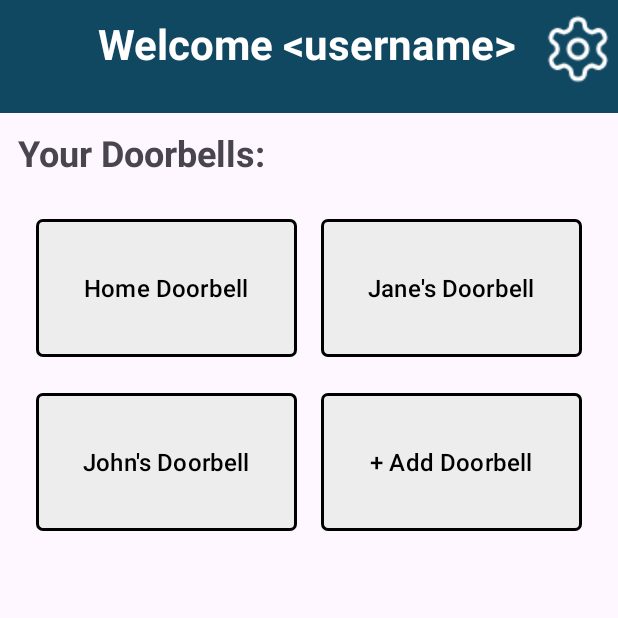
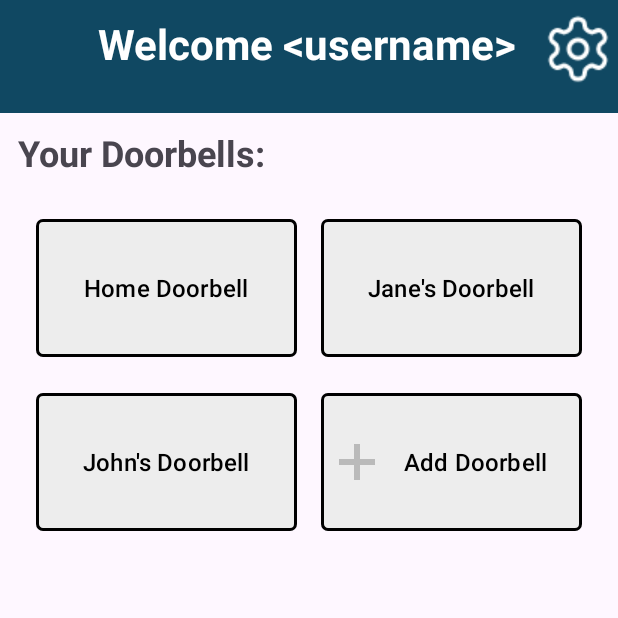
Before and after one commit to KasturiaL/Knockly-Smart-Doorbell, an Android app: the HomePageButtonsFragment screen opened directly, with no data from a screen before it, on a phone screen of 412 x 824 dp, the top half of it. Run offline under Robolectric (Android 15) with nearby library versions, the phone set to English and light mode, and no system bars.

Commit message:
Small home page changes

```diff
--- a/mobile_app/android/app/src/main/java/com/example/knockly/homePage/HomePageButtonsFragment.java
+++ b/mobile_app/android/app/src/main/java/com/example/knockly/homePage/HomePageButtonsFragment.java
@@ -106,7 +106,7 @@ public class HomePageButtonsFragment extends Fragment {
             }
 
             // Make and add 'Add Doorbell' button
-            MaterialButton addBellButton = createStyledDoorbellButton(getContext(), "+ Add Doorbell");
+            MaterialButton addBellButton = createAddDoorbellButton(getContext());
 
             addBellButton.setOnClickListener(new View.OnClickListener() {
                 @Override
@@ -154,6 +154,16 @@ public class HomePageButtonsFragment extends Fragment {
         button.setLayoutParams(params);
 
         return button;
+    }
+    private MaterialButton createAddDoorbellButton(Context context){
+        MaterialButton button = createStyledDoorbellButton(context, "Add Doorbell");
 
+        int padding = (int) (ViewUtils.dpToPx(12, context));
+
+        button.setPadding(padding, padding, padding, padding);
+        button.setIcon(ContextCompat.getDrawable(context, R.drawable.plus_icon));
+        button.setIconSize((int) (ViewUtils.dpToPx(24, context)));
+        button.setIconTint(null);
+        return button;
     }
 }
```
Also changed, not shown: mobile_app/android/app/src/main/res/drawable/plus_icon.png (added).
